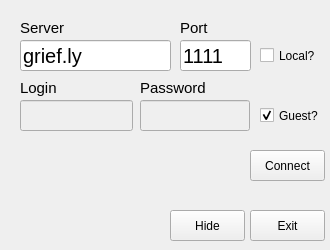
First picture: the form in Launcher/launcherform.ui, repository griefly/griefly, before the edit.
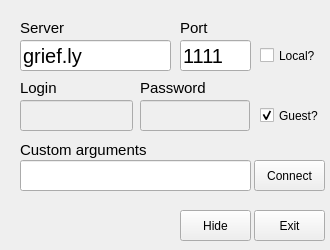
Second picture: the form after the edit.

```diff
--- a/Launcher/launcherform.ui
+++ b/Launcher/launcherform.ui
@@ -34,9 +34,9 @@
   <widget class="QPushButton" name="exitButton">
    <property name="geometry">
     <rect>
-     <x>250</x>
+     <x>254</x>
      <y>210</y>
-     <width>75</width>
+     <width>71</width>
      <height>31</height>
     </rect>
    </property>
@@ -83,9 +83,9 @@
   <widget class="QPushButton" name="connectPushButton">
    <property name="geometry">
     <rect>
-     <x>250</x>
-     <y>150</y>
-     <width>75</width>
+     <x>254</x>
+     <y>160</y>
+     <width>71</width>
      <height>31</height>
     </rect>
    </property>
@@ -96,9 +96,9 @@
   <widget class="QPushButton" name="hidePushButton">
    <property name="geometry">
     <rect>
-     <x>170</x>
+     <x>180</x>
      <y>210</y>
-     <width>75</width>
+     <width>71</width>
      <height>31</height>
     </rect>
    </property>
@@ -245,6 +245,42 @@
     <string>Local?</string>
    </property>
   </widget>
+  <widget class="QLineEdit" name="customArgsLineEdit">
+   <property name="geometry">
+    <rect>
+     <x>20</x>
+     <y>160</y>
+     <width>231</width>
+     <height>31</height>
+    </rect>
+   </property>
+   <property name="font">
+    <font>
+     <pointsize>12</pointsize>
+    </font>
+   </property>
+   <property name="text">
+    <string/>
+   </property>
+  </widget>
+  <widget class="QLabel" name="customArgsLabel">
+   <property name="geometry">
+    <rect>
+     <x>20</x>
+     <y>140</y>
+     <width>141</width>
+     <height>20</height>
+    </rect>
+   </property>
+   <property name="font">
+    <font>
+     <pointsize>11</pointsize>
+    </font>
+   </property>
+   <property name="text">
+    <string>Custom arguments</string>
+   </property>
+  </widget>
  </widget>
  <resources/>
  <connections/>
```
Left out of the diff: 16 changed lines with no effect on the pictures.
